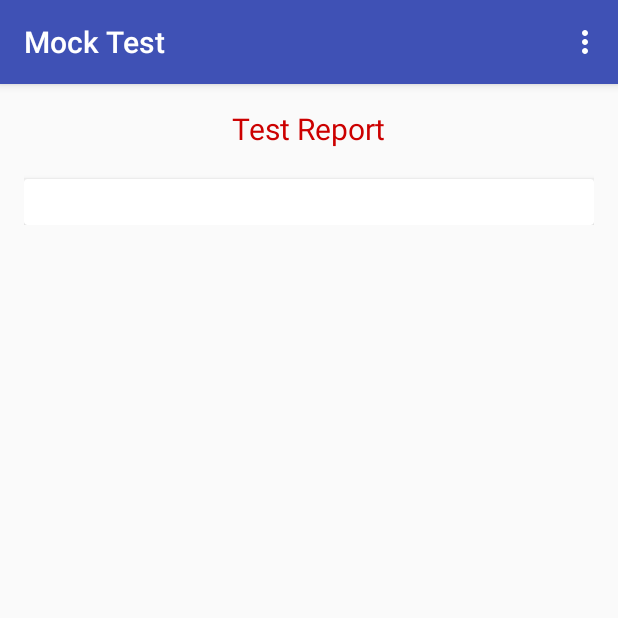
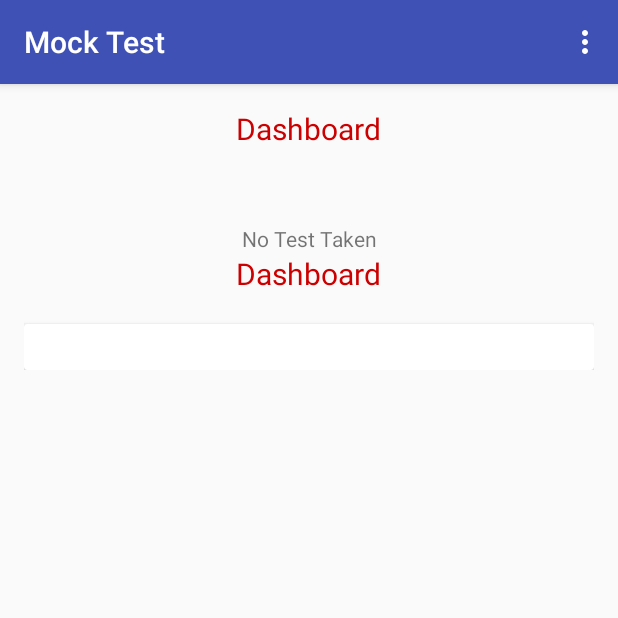
Before and after one commit to vigneshp91/MockTest, an Android app: the DashBoard screen opened directly, with no data from a screen before it, on a phone screen of 412 x 824 dp, the top half of it. Run offline under Robolectric (Android 15) with nearby library versions, the light colour scheme and no system bars.

Commit message:
issue fixes

```diff
--- a/app/src/main/java/com/mocktest/DashBoard.java
+++ b/app/src/main/java/com/mocktest/DashBoard.java
@@ -27,6 +27,7 @@ import static android.R.attr.data;
 public class DashBoard extends AppCompatActivity {
     TableLayout scroll;
     MockTestDb mockTestDb;
+    LinearLayout no_test;
 
     @Override
     protected void onCreate(Bundle savedInstanceState) {
@@ -34,6 +35,7 @@ public class DashBoard extends AppCompatActivity {
         setContentView(R.layout.activity_dash_board);
         mockTestDb=new MockTestDb(getApplicationContext());
          scroll = (TableLayout) this.findViewById(R.id.testlist);
+        no_test = (LinearLayout) this.findViewById(R.id.no_test);
 
         Cursor c=mockTestDb.getTests();
         if(c.getCount()>0){
@@ -56,11 +58,11 @@ public class DashBoard extends AppCompatActivity {
                 int score=c.getInt(c.getColumnIndex(MockTestDb.TestDbHelper._SCORE));
                 long date_db=c.getLong(c.getColumnIndex(MockTestDb.TestDbHelper._USER));
 
-                Date date = new Date(date_db*1000L);
+                Date date = new Date(date_db);
                 SimpleDateFormat sdf = new SimpleDateFormat("yyyy-MM-dd", Locale.getDefault());
 //                sdf.setTimeZone(TimeZone.getTimeZone("GMT-4"));
                 String formattedDate = sdf.format(date);
-                textview.setText(user+"     "+String.valueOf(score)+"       "+formattedDate);
+                textview.setText(user+"         "+String.valueOf(score)+"           "+formattedDate);
 
                 tr2.addView(textview);
 
@@ -69,6 +71,7 @@ public class DashBoard extends AppCompatActivity {
 
         }else{
             scroll.setVisibility(View.GONE);
+            no_test.setVisibility(View.VISIBLE);
         }
 
 
--- a/app/src/main/res/layout/activity_dash_board.xml
+++ b/app/src/main/res/layout/activity_dash_board.xml
@@ -19,44 +19,38 @@
         android:layout_gravity="center"
         android:orientation="vertical">
 
-        <LinearLayout
-            android:layout_width="match_parent"
-            android:layout_height="wrap_content">
+        <TextView
+            android:layout_width="wrap_content"
+            android:layout_height="wrap_content"
+            android:text="Dashboard"
+            android:textSize="20sp"
+            android:textColor="@android:color/holo_red_dark"
+            android:layout_gravity="center"/>
+
 
             <TextView
                 android:layout_width="match_parent"
                 android:layout_height="wrap_content"
                 android:gravity="center"
+                android:layout_marginTop="50dp"
                 android:id="@+id/number_of_test_taken"
                 android:text="No Test Taken"/>
 
 
-        </LinearLayout>
 
-        <TextView
-            android:layout_width="match_parent"
-            android:layout_height="wrap_content"
-            android:gravity="center"
-            android:text="No Test Taken"/>
-        <Button
-            android:layout_width="wrap_content"
-            android:layout_height="wrap_content"
-            android:text="Take Test"
-            android:layout_gravity="center"
-            android:layout_marginTop="10dp"
-            android:id="@+id/test"/>
 
     </LinearLayout>
 
     <LinearLayout
         android:layout_width="match_parent"
         android:layout_height="wrap_content"
-        android:orientation="vertical">
+        android:orientation="vertical"
+        android:visibility="visible">
 
         <TextView
             android:layout_width="wrap_content"
             android:layout_height="wrap_content"
-            android:text="Test Report"
+            android:text="Dashboard"
             android:textSize="20sp"
             android:textColor="@android:color/holo_red_dark"
             android:layout_gravity="center"/>
--- a/app/src/main/res/layout/activity_test.xml
+++ b/app/src/main/res/layout/activity_test.xml
@@ -49,6 +49,7 @@
             <RadioGroup
                 android:layout_width="match_parent"
                 android:orientation="vertical"
+                android:id="@+id/options"
                 android:layout_marginTop="20dp"
                 android:layout_height="wrap_content">
 
```
Also changed, not shown: app/src/main/java/com/mocktest/TestActivity.java (+18 -9 lines).
